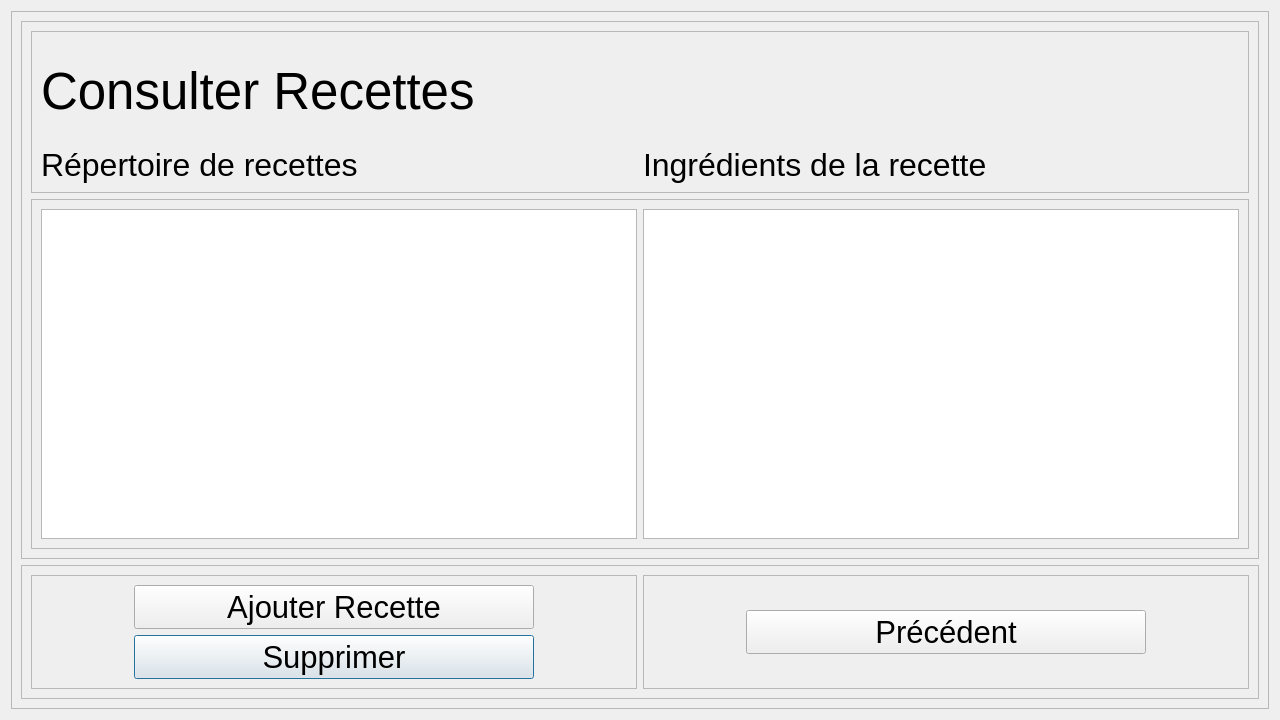
This is Logiciel/pi_controller/HMI2/consulter_recette.ui in emilerenaud/BartendUS-GROS4 as Qt 5 draws it before an edit. The edited form follows.
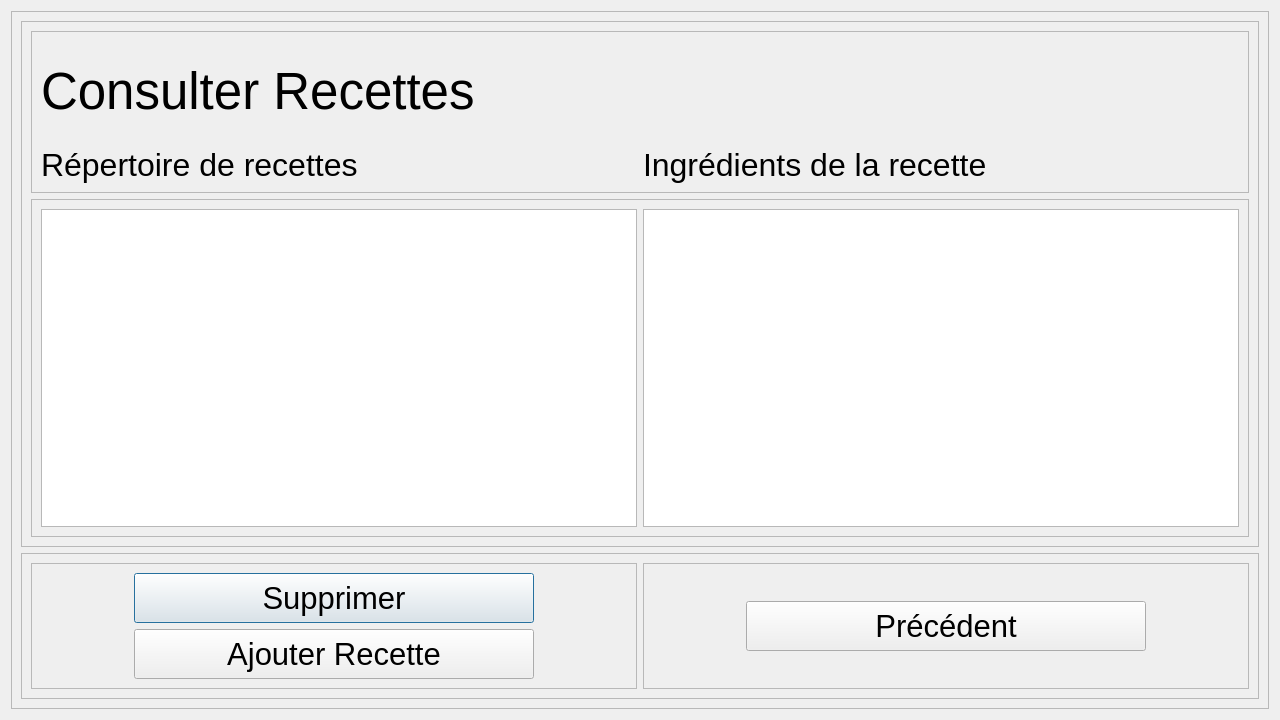
This is the edited form.

```diff
--- a/Logiciel/pi_controller/HMI2/consulter_recette.ui
+++ b/Logiciel/pi_controller/HMI2/consulter_recette.ui
@@ -154,7 +154,7 @@
         <property name="maximumSize">
          <size>
           <width>16777215</width>
-          <height>140</height>
+          <height>200</height>
          </size>
         </property>
         <property name="frameShape">
@@ -173,18 +173,18 @@
             <enum>QFrame::Raised</enum>
            </property>
            <layout class="QGridLayout" name="gridLayout">
-            <item row="1" column="0" alignment="Qt::AlignHCenter">
+            <item row="3" column="0">
              <widget class="QPushButton" name="supprimer">
               <property name="minimumSize">
                <size>
                 <width>400</width>
-                <height>0</height>
+                <height>50</height>
                </size>
               </property>
               <property name="maximumSize">
                <size>
                 <width>400</width>
-                <height>16777215</height>
+                <height>50</height>
                </size>
               </property>
               <property name="font">
@@ -197,12 +197,18 @@
               </property>
              </widget>
             </item>
-            <item row="0" column="0">
-             <widget class="QPushButton" name="pushButton">
+            <item row="4" column="0">
+             <widget class="QPushButton" name="ajouter_recette">
+              <property name="minimumSize">
+               <size>
+                <width>0</width>
+                <height>50</height>
+               </size>
+              </property>
               <property name="maximumSize">
                <size>
                 <width>400</width>
-                <height>16777215</height>
+                <height>50</height>
                </size>
               </property>
               <property name="font">
@@ -232,13 +238,13 @@
               <property name="minimumSize">
                <size>
                 <width>400</width>
-                <height>0</height>
+                <height>50</height>
                </size>
               </property>
               <property name="maximumSize">
                <size>
                 <width>400</width>
-                <height>16777215</height>
+                <height>50</height>
                </size>
               </property>
               <property name="font">
```
